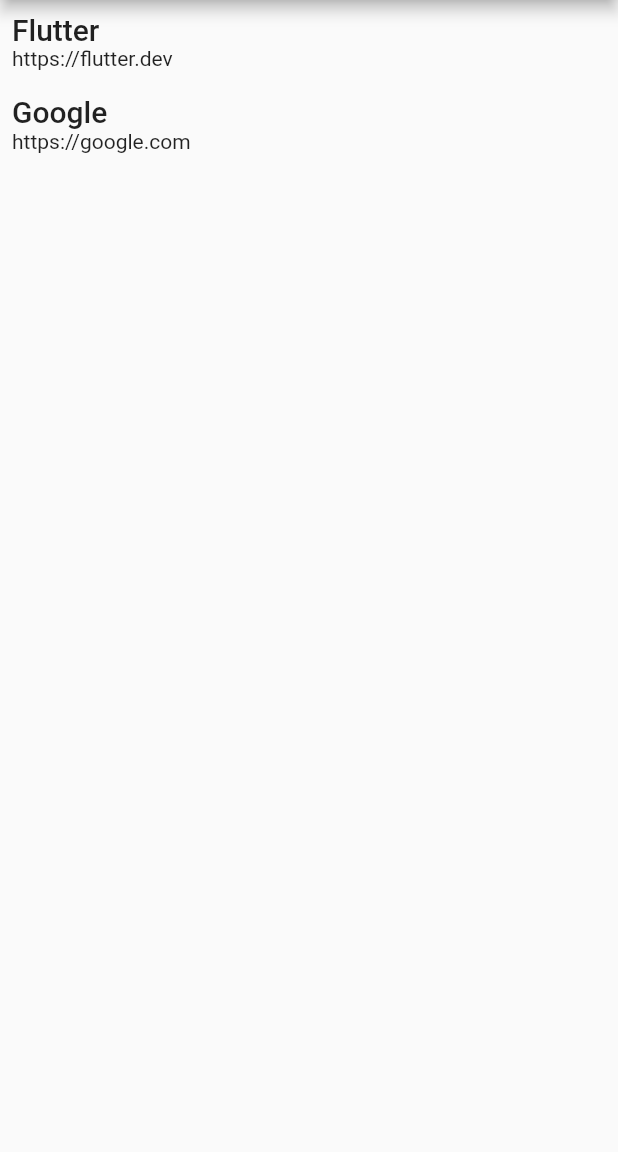
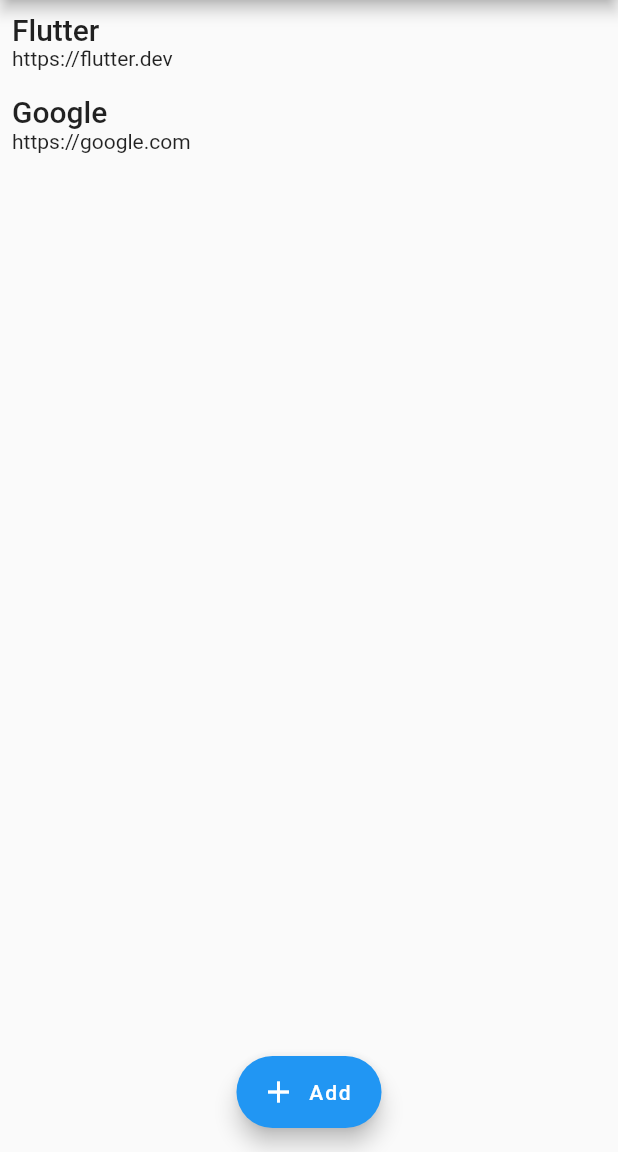
Before and after one commit to naoshi20/flutter_bookmark_app, a Flutter app: the screen it shows after launch, on a phone screen of 412 x 824 dp, the part 84-1236 px from its top. Run offline on Flutter 3.47's test engine with Material 2 defaults, Android fonts, the phone set to English and light mode, and no system bars.

Commit message:
add addPage

```diff
--- a/lib/page/bookmarks_page.dart
+++ b/lib/page/bookmarks_page.dart
@@ -1,6 +1,7 @@
 import 'package:flutter/material.dart';
 import '../model/bookmark.dart';
 import '../widget/bookmarks_list_widget.dart';
+import 'add_bookmark_page.dart';
 
 class BookmarksPage extends StatelessWidget {
   BookmarksPage({super.key});
@@ -16,6 +17,14 @@
         title: const Text("My Bookmarks"),
       ),
       body: BookmarksListWidget(bookmarksList: bookmarksList),
+      floatingActionButtonLocation: FloatingActionButtonLocation.centerFloat,
+      floatingActionButton: FloatingActionButton.extended(
+          icon: const Icon(Icons.add),
+          onPressed: () {
+            Navigator.of(context).push(MaterialPageRoute(
+                builder: (context) => const AddBookmarksPage()));
+          },
+          label: const Text("Add")),
     );
   }
 }
```
Also changed, not shown: lib/page/add_bookmark_page.dart (added, +15 -0 lines).
